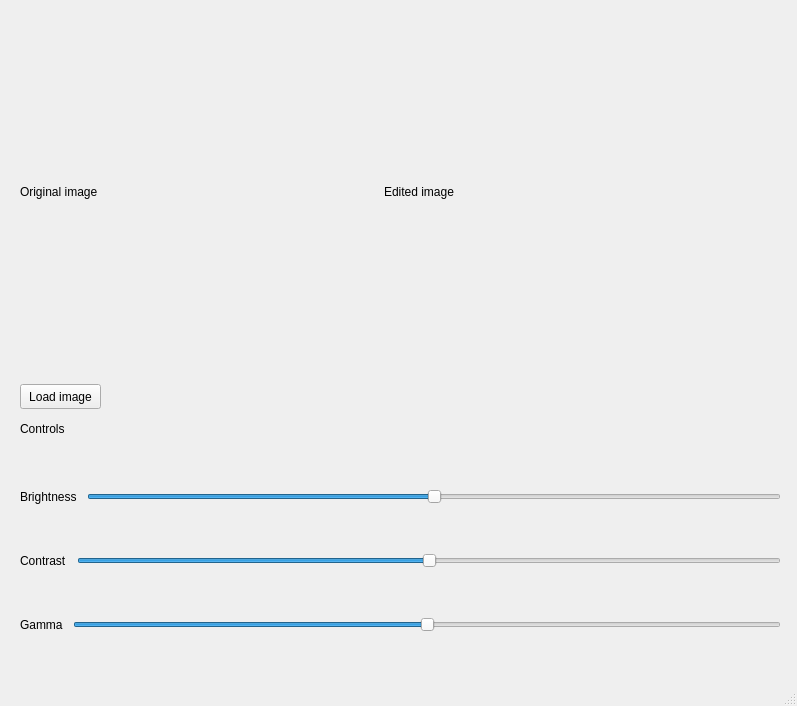
Before: the Qt Designer form mainwindow.ui in MrCabbageStick/Grafika-i-Przetwarzanie-Obrazow, drawn with Qt 5.
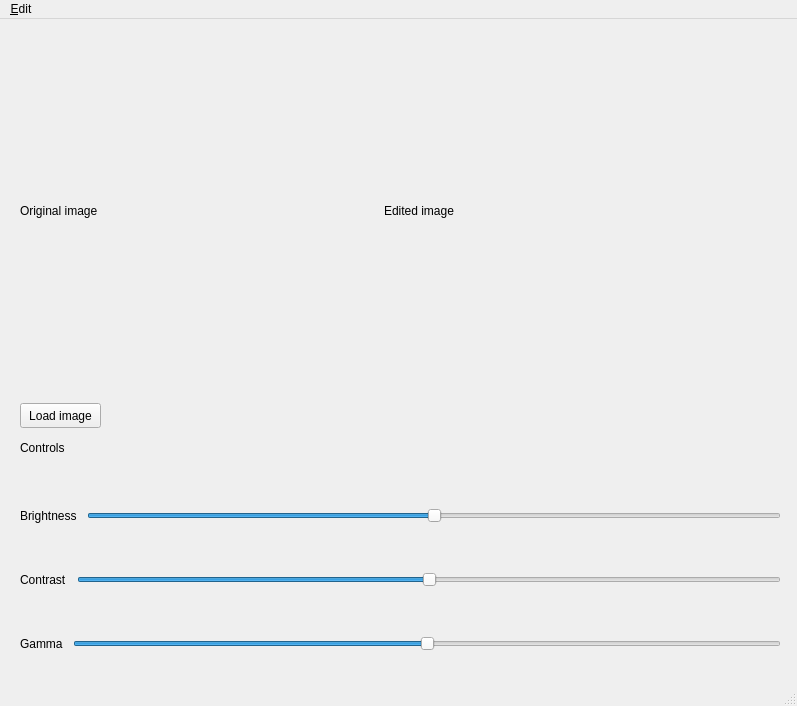
After: the same form once the commit is applied.

```diff
--- a/mainwindow.ui
+++ b/mainwindow.ui
@@ -163,6 +163,14 @@
      <height>22</height>
     </rect>
    </property>
+   <widget class="QMenu" name="menu_Edit">
+    <property name="title">
+     <string>&amp;Edit</string>
+    </property>
+    <addaction name="actionHSL"/>
+    <addaction name="actionLAB"/>
+   </widget>
+   <addaction name="menu_Edit"/>
   </widget>
   <widget class="QStatusBar" name="statusbar"/>
  </widget>
```
Left out of the diff: 10 changed lines with no effect on the pictures.
